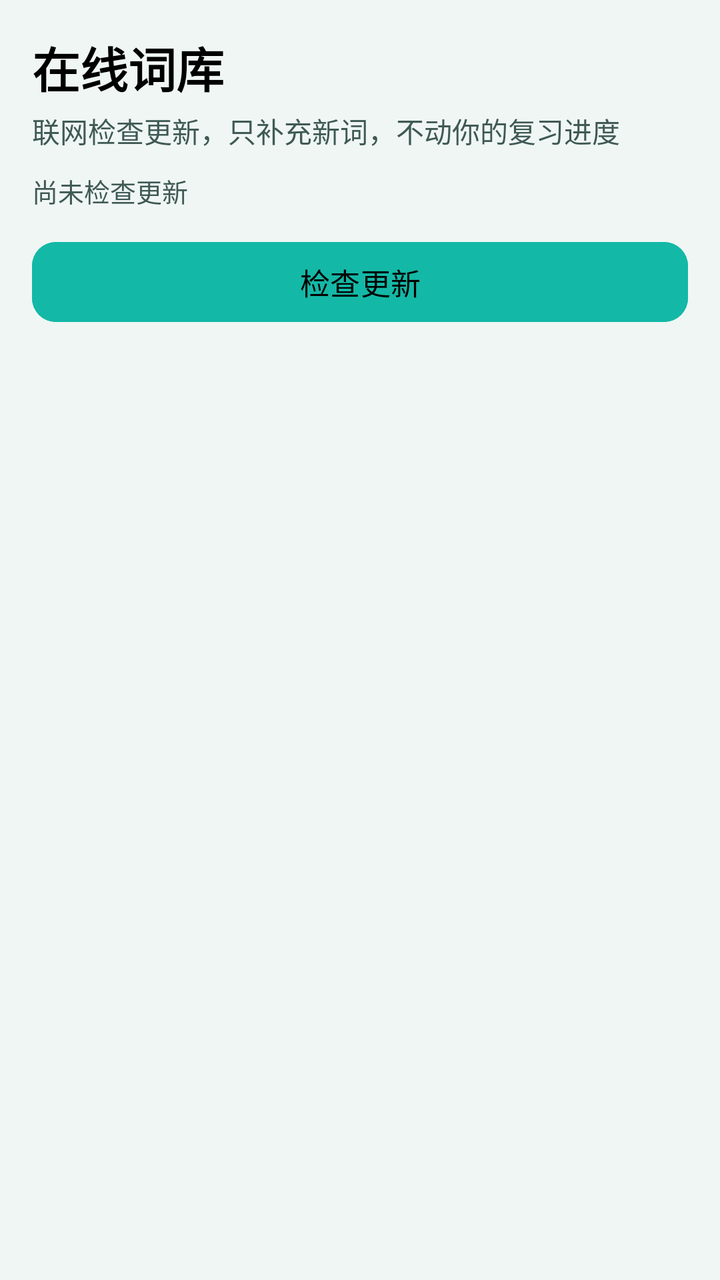
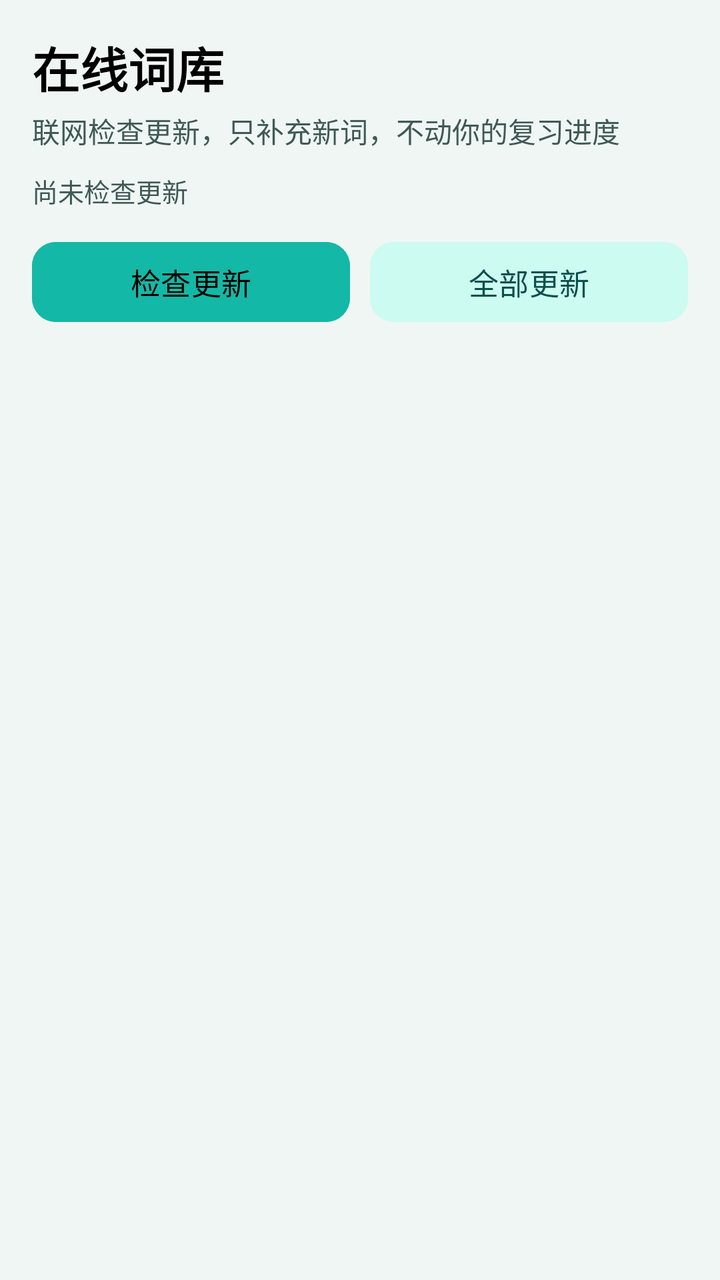

Screens rendered from an Android XML layout before and after an edit, with the pre-edit source and the edit as a unified diff.
<!-- AndroidManifest.xml: application theme Theme.Dancijiyi -->
<!-- res/layout/activity_online_books.xml -->
<?xml version="1.0" encoding="utf-8"?>
<LinearLayout xmlns:android="http://schemas.android.com/apk/res/android"
    xmlns:app="http://schemas.android.com/apk/res-auto"
    android:layout_width="match_parent"
    android:layout_height="match_parent"
    android:background="@color/bg"
    android:orientation="vertical"
    android:paddingLeft="16dp"
    android:paddingTop="16dp"
    android:paddingRight="16dp">

    <TextView
        android:layout_width="wrap_content"
        android:layout_height="wrap_content"
        android:text="在线词库"
        android:textColor="@color/text_black"
        android:textSize="24sp"
        android:textStyle="bold" />

    <TextView
        android:layout_width="wrap_content"
        android:layout_height="wrap_content"
        android:layout_marginTop="4dp"
        android:text="联网检查更新，只补充新词，不动你的复习进度"
        android:textColor="@color/text_secondary"
        android:textSize="14sp" />

    <TextView
        android:id="@+id/tvStatus"
        android:layout_width="match_parent"
        android:layout_height="wrap_content"
        android:layout_marginTop="10dp"
        android:text="尚未检查更新"
        android:textColor="@color/text_secondary"
        android:textSize="13sp" />

    <com.google.android.material.button.MaterialButton
        android:id="@+id/btnCheck"
        android:layout_width="match_parent"
        android:layout_height="48dp"
        android:layout_marginTop="12dp"
        android:backgroundTint="@color/brand_mid"
        android:text="检查更新"
        android:textColor="@color/text_black"
        android:textSize="15sp"
        app:cornerRadius="12dp" />

    <ProgressBar
        android:id="@+id/pbLoading"
        style="?android:attr/progressBarStyleHorizontal"
        android:layout_width="match_parent"
        android:layout_height="wrap_content"
        android:layout_marginTop="8dp"
        android:indeterminate="true"
        android:visibility="gone" />

    <androidx.recyclerview.widget.RecyclerView
        android:id="@+id/rvOnline"
        android:layout_width="match_parent"
        android:layout_height="0dp"
        android:layout_marginTop="12dp"
        android:layout_weight="1"
        android:clipToPadding="false"
        android:paddingBottom="16dp"
        android:scrollbars="none" />
</LinearLayout>
<!-- resources referenced by this layout -->
<resources>
  <color name="bg">#EFF6F4</color>
  <color name="brand_mid">#14B8A6</color>
  <color name="text_black">#FF000000</color>
  <color name="text_secondary">#3F5954</color>
  <style name="Theme.Dancijiyi" parent="Base.Theme.Dancijiyi" />
  <style name="Base.Theme.Dancijiyi" parent="Theme.Material3.Light.NoActionBar">
          <item name="colorPrimary">@color/brand</item>
          <item name="colorOnPrimary">@color/white</item>
          <item name="colorPrimaryContainer">@color/brand_light</item>
          <item name="colorOnPrimaryContainer">@color/brand_dark</item>
          <item name="colorSecondary">@color/accent</item>
          <item name="colorOnSecondary">@color/white</item>
          <item name="colorSurface">@color/surface</item>
          <item name="android:colorBackground">@color/bg</item>
          <item name="colorOnSurface">@color/text_primary</item>
          <item name="colorOnSurfaceVariant">@color/text_secondary</item>
          <item name="android:textColorPrimary">@color/text_primary</item>
          <item name="android:textColorSecondary">@color/text_secondary</item>
          <item name="android:statusBarColor">@android:color/transparent</item>
          <item name="android:navigationBarColor">@android:color/transparent</item>
          <item name="android:windowLightStatusBar">true</item>
          <item name="android:windowLightNavigationBar">true</item>
      </style>
  <color name="brand">#0F766E</color>
  <color name="white">#FFFFFFFF</color>
  <color name="brand_light">#CCFBF1</color>
  <color name="brand_dark">#0B4F4A</color>
  <color name="accent">#F59E0B</color>
  <color name="surface">#FFFFFFFF</color>
  <color name="text_primary">#0A1C18</color>
</resources>

<!-- the commit's change to res/layout/activity_online_books.xml (unified diff, before → after) -->
@@ -34,16 +34,35 @@
         android:textColor="@color/text_secondary"
         android:textSize="13sp" />
 
-    <com.google.android.material.button.MaterialButton
-        android:id="@+id/btnCheck"
+    <LinearLayout
         android:layout_width="match_parent"
-        android:layout_height="48dp"
+        android:layout_height="wrap_content"
         android:layout_marginTop="12dp"
-        android:backgroundTint="@color/brand_mid"
-        android:text="检查更新"
-        android:textColor="@color/text_black"
-        android:textSize="15sp"
-        app:cornerRadius="12dp" />
+        android:orientation="horizontal">
+
+        <com.google.android.material.button.MaterialButton
+            android:id="@+id/btnCheck"
+            android:layout_width="0dp"
+            android:layout_height="48dp"
+            android:layout_weight="1"
+            android:backgroundTint="@color/brand_mid"
+            android:text="检查更新"
+            android:textColor="@color/text_black"
+            android:textSize="15sp"
+            app:cornerRadius="12dp" />
+
+        <com.google.android.material.button.MaterialButton
+            android:id="@+id/btnUpdateAll"
+            android:layout_width="0dp"
+            android:layout_height="48dp"
+            android:layout_marginStart="10dp"
+            android:layout_weight="1"
+            android:backgroundTint="@color/brand_light"
+            android:text="全部更新"
+            android:textColor="@color/brand_dark"
+            android:textSize="15sp"
+            app:cornerRadius="12dp" />
+    </LinearLayout>
 
     <ProgressBar
         android:id="@+id/pbLoading"
